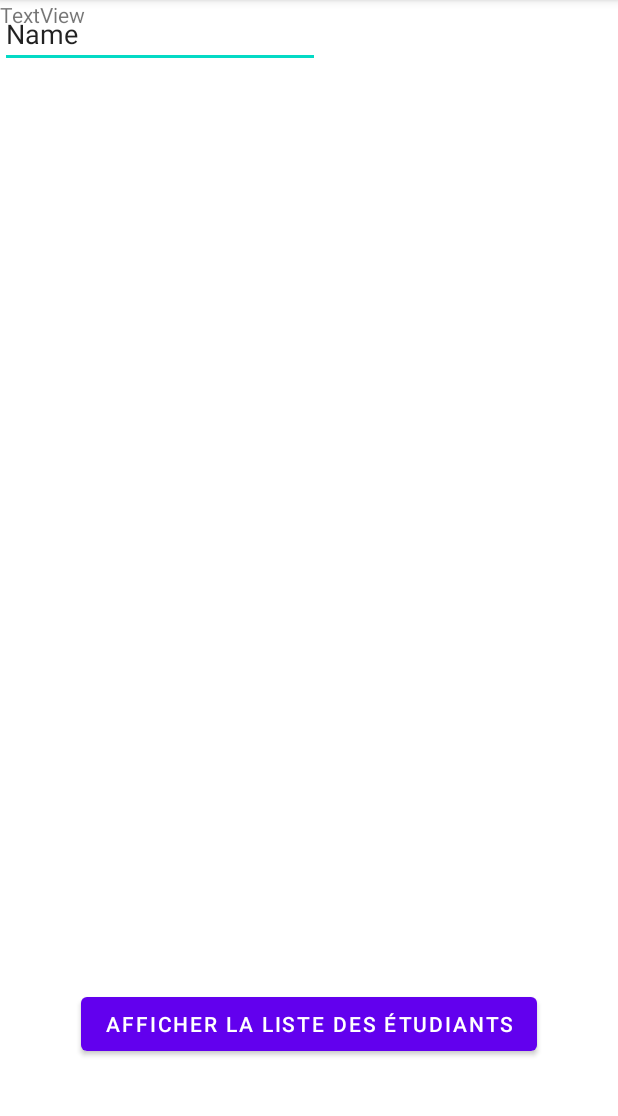
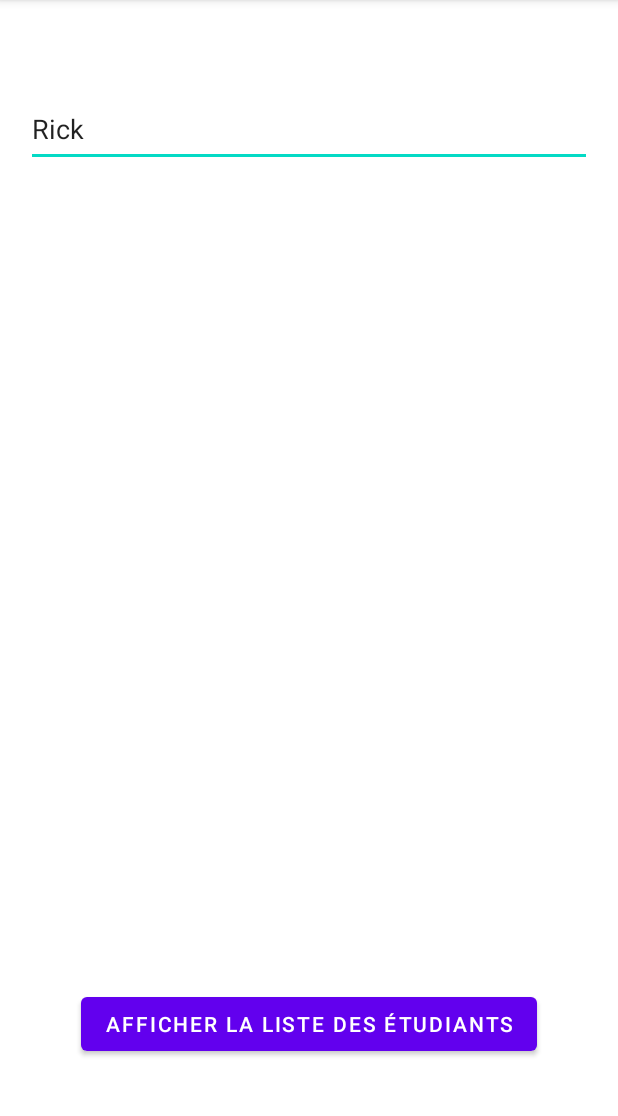
Before and after one commit to TristeTempsChang/mds-android-geatles, an Android app: the screen it shows after launch (MainActivity), on a phone screen of 412 x 824 dp, the part 84-1200 px from its top. Run offline under Robolectric (Android 15) with nearby library versions, the phone set to English and light mode, and no system bars.

Commit message:
Fix input can't be focus

```diff
--- a/app/build.gradle
+++ b/app/build.gradle
@@ -70,6 +70,8 @@ dependencies {
     implementation libs.room.runtime
     annotationProcessor libs.room.compiler
 
+    implementation libs.picasso
+
     // Retrofit (lib request HTTP)
     implementation libs.retrofit
     // Converter Gson (lib convert object to JSON)
--- a/app/src/main/java/fr/mds/helloworld/MainActivity.java
+++ b/app/src/main/java/fr/mds/helloworld/MainActivity.java
@@ -3,12 +3,16 @@ package fr.mds.helloworld;
 import android.os.Bundle;
 import android.view.View;
 import android.widget.Button;
+import android.widget.ListView;
 import android.widget.TextView;
 import android.widget.Toast;
 import android.widget.EditText;
 
 
 import androidx.appcompat.app.AppCompatActivity;
+import androidx.recyclerview.widget.LinearLayoutManager;
+import androidx.recyclerview.widget.RecyclerView;
+
 import android.os.Bundle;
 import android.view.View;
 import android.widget.Button;
@@ -18,6 +22,7 @@ import java.util.List;
 
 import fr.mds.helloworld.data.api.ApiService;
 import fr.mds.helloworld.data.api.character.Character;
+import fr.mds.helloworld.data.api.character.CharacterAdapter;
 import fr.mds.helloworld.data.api.character.CharactersResponse;
 import retrofit2.Call;
 import retrofit2.Callback;
@@ -31,9 +36,12 @@ public class MainActivity extends AppCompatActivity {
         super.onCreate(savedInstanceState);
         setContentView(R.layout.activity_main);
 
-        EditText editText = findViewById(R.id.inputCharacter); // Assurez-vous que l'ID correspond à celui de votre layout
+        RecyclerView recyclerView = findViewById(R.id.characterList);
+        recyclerView.setLayoutManager(new LinearLayoutManager(this));
+
+        EditText editText = findViewById(R.id.inputCharacter);
+        editText.requestFocus();
         Button searchButton = findViewById(R.id.searchButton);
-
         searchButton.setOnClickListener(new View.OnClickListener() {
             @Override
             public void onClick(View v) {
@@ -44,18 +52,13 @@ public class MainActivity extends AppCompatActivity {
                     @Override
                     public void onResponse(Call<CharactersResponse> call, Response<CharactersResponse> response) {
                         if (response.isSuccessful() && response.body() != null) {
-                            TextView resultTextView = findViewById(R.id.getCharacter);
                             List<Character> characters = response.body().getResults();
-                            StringBuilder stringBuilder = new StringBuilder();
-                            for (Character character : characters) {
-                                stringBuilder.append(character.getName()).append("\n");
-                            }
-                            resultTextView.setText(stringBuilder.toString());
+                            CharacterAdapter adapter = new CharacterAdapter(MainActivity.this, characters);
+                            recyclerView.setAdapter(adapter);
                         } else {
                             // Gérez l'erreur ici
                         }
                     }
-
 
                     @Override
                     public void onFailure(Call<CharactersResponse> call, Throwable t) {
--- a/app/src/main/res/layout/activity_main.xml
+++ b/app/src/main/res/layout/activity_main.xml
@@ -23,21 +23,26 @@
 
     <EditText
         android:id="@+id/inputCharacter"
-        android:layout_width="wrap_content"
-        android:layout_height="wrap_content"
+        android:layout_width="0dp"
+        android:layout_height="50dp"
+        android:layout_marginStart="17dp"
+        android:layout_marginTop="61dp"
+        android:layout_marginEnd="17dp"
         android:ems="10"
         android:inputType="text"
-        android:text="Name"
-        tools:layout_editor_absoluteX="16dp"
-        tools:layout_editor_absoluteY="61dp"
-        tools:ignore="MissingConstraints" />
+        android:text="Rick"
+        app:layout_constraintEnd_toEndOf="parent"
+        app:layout_constraintStart_toStartOf="parent"
+        app:layout_constraintTop_toTopOf="parent" />
 
-    <TextView
-        android:id="@+id/getCharacter"
-        android:layout_width="wrap_content"
-        android:layout_height="wrap_content"
-        android:text="TextView"
-        tools:layout_editor_absoluteX="51dp"
-        tools:layout_editor_absoluteY="183dp"
-        tools:ignore="MissingConstraints" />
+
+    <androidx.recyclerview.widget.RecyclerView
+        android:id="@+id/characterList"
+        android:layout_width="0dp"
+        android:layout_height="0dp"
+        app:layout_constraintTop_toBottomOf="@+id/inputCharacter"
+        app:layout_constraintBottom_toTopOf="@+id/searchButton"
+        app:layout_constraintStart_toStartOf="parent"
+        app:layout_constraintEnd_toEndOf="parent" />
+
 </androidx.constraintlayout.widget.ConstraintLayout>
--- a/gradle/libs.versions.toml
+++ b/gradle/libs.versions.toml
@@ -12,6 +12,7 @@ activityCompose = "1.7.0"
 composeBom = "2023.08.00"
 activity = "1.8.0"
 constraintlayout = "2.1.4"
+picasso = "2.71828"
 roomCompiler = "2.6.1"
 roomRuntime = "2.6.1"
 
@@ -25,6 +26,7 @@ material = { group = "com.google.android.material", name = "material", version.r
 lifecycle-runtime-ktx = { group = "androidx.lifecycle", name = "lifecycle-runtime-ktx", version.ref = "lifecycleRuntimeKtx" }
 activity-compose = { group = "androidx.activity", name = "activity-compose", version.ref = "activityCompose" }
 compose-bom = { group = "androidx.compose", name = "compose-bom", version.ref = "composeBom" }
+picasso = { module = "com.squareup.picasso:picasso", version.ref = "picasso" }
 retrofit = { module = "com.squareup.retrofit2:retrofit", version.ref = "converterGson" }
 room-compiler = { module = "androidx.room:room-compiler", version.ref = "roomCompiler" }
 room-runtime = { module = "androidx.room:room-runtime", version.ref = "roomRuntime" }
```
Also changed, not shown: app/src/main/java/fr/mds/helloworld/data/api/character/CharacterAdapter.java (added, +55 -0 lines), app/src/main/res/layout/list_item_character.xml (added, +27 -0 lines).
